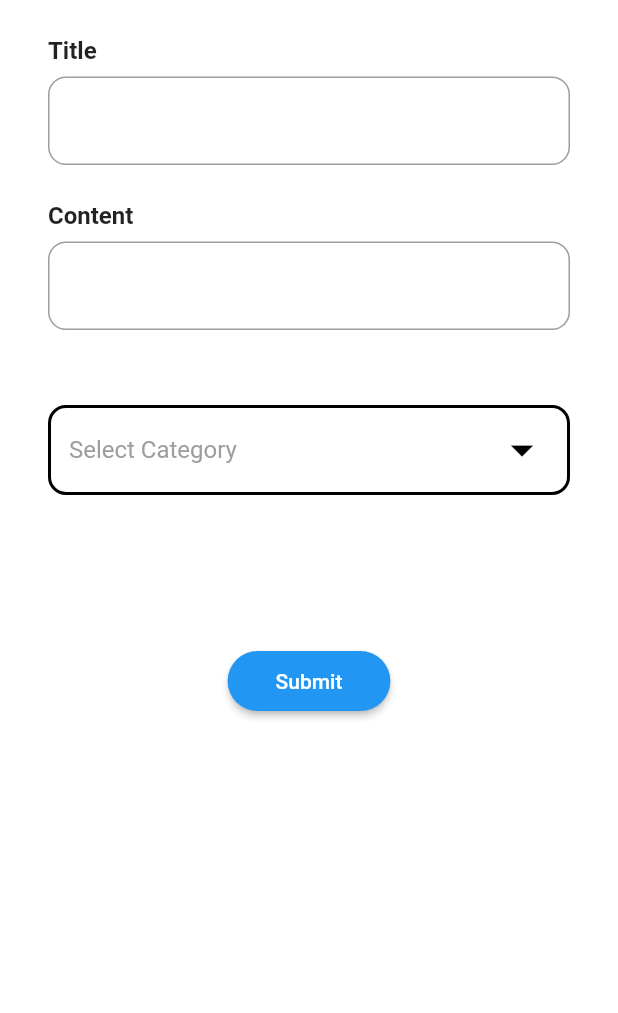
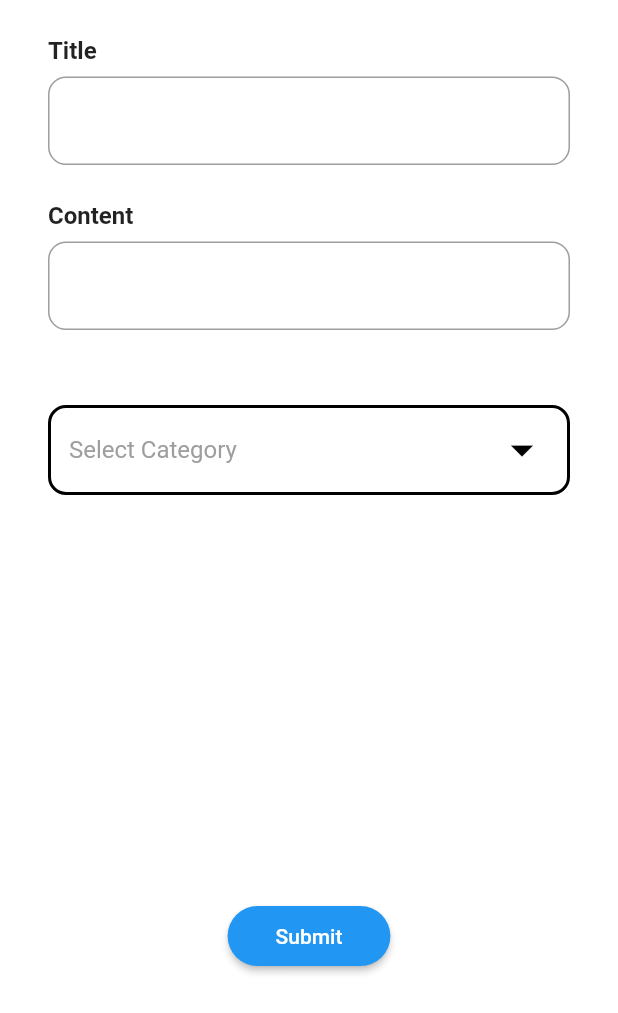
Before and after one commit to betaoverflow/donna, a Flutter app: the FormPage screen opened directly, on a phone screen of 412 x 824 dp. Shown: the top 1013 px of the screen. Run offline on Flutter 3.47's test engine with Material 2 defaults, Android fonts, the phone set to English and light mode, and no system bars; our stand-ins replace animated_theme_switcher, bubble_bottom_bar, firebase_auth, firebase_core, flutter_tts; accounts and stored records are empty.

Commit message:
Config:Buttons configured

```diff
--- a/lib/screens/editProfilePage.dart
+++ b/lib/screens/editProfilePage.dart
@@ -54,7 +54,7 @@ class _EditProfilePageState extends State<EditProfilePage> {
                   maxLines: 5,
                   onChanged: (about) {},
                 ),
-                const SizedBox(height: 40),
+                const SizedBox(height: 35),
                 Center(child: buildUserButton()),
               ],
             ),
--- a/lib/screens/formPage.dart
+++ b/lib/screens/formPage.dart
@@ -30,7 +30,7 @@ class _FormPageState extends State<FormPage> {
             ),
             const SizedBox(height: 50),
             DropDown(),
-            const SizedBox(height: 100),
+            const SizedBox(height: 270),
             Center(child: buildUserButton()),
           ]),
     );
--- a/lib/screens/profilePage.dart
+++ b/lib/screens/profilePage.dart
@@ -30,7 +30,7 @@ class _ProfilePageState extends State<ProfilePage> {
           buildName(user),
           const SizedBox(height: 50),
           buildAbout(user),
-          const SizedBox(height: 100),
+          const SizedBox(height: 130),
           Center(child: buildUserButton()),
         ],
       ),
```
